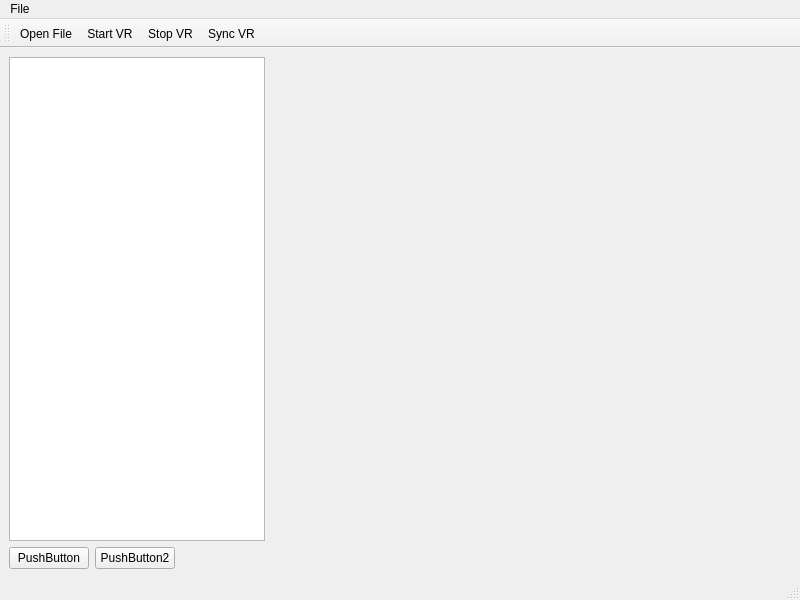
Old version of the form src/mainwindow.ui in the repository Joel-Ch/2023_GROUP_15.
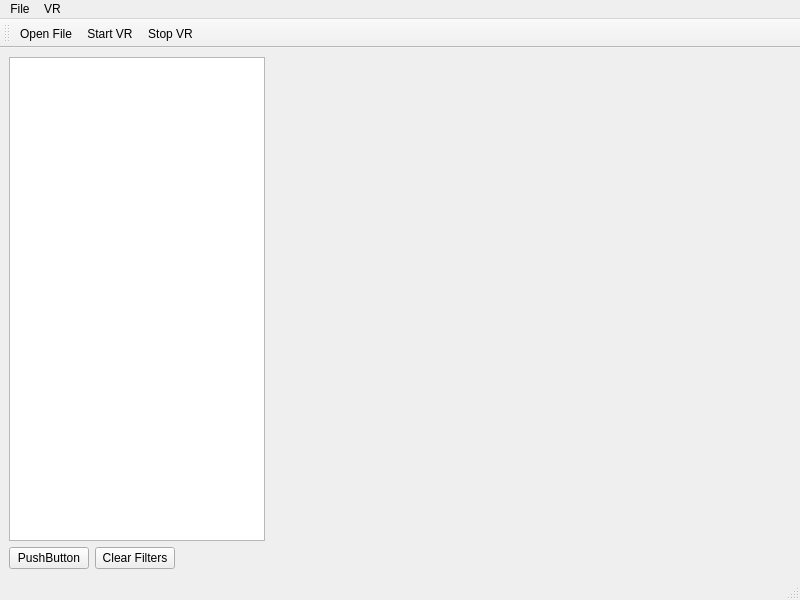
New version of the form. Icons and pictures are not drawn. Custom widgets are drawn as their Qt base class.

```diff
--- a/src/mainwindow.ui
+++ b/src/mainwindow.ui
@@ -54,7 +54,7 @@
       <item>
        <widget class="QPushButton" name="pushButton">
         <property name="text">
-         <string>PushButton2</string>
+         <string>Clear Filters</string>
         </property>
        </widget>
       </item>
@@ -91,7 +91,15 @@
     <addaction name="actionOpen_File"/>
     <addaction name="actionOpen_Folder"/>
    </widget>
+   <widget class="QMenu" name="menuVR">
+    <property name="title">
+     <string>VR</string>
+    </property>
+    <addaction name="actionStart_VR"/>
+    <addaction name="actionStop_VR"/>
+   </widget>
    <addaction name="menuFile"/>
+   <addaction name="menuVR"/>
   </widget>
   <widget class="QStatusBar" name="statusbar"/>
   <widget class="QToolBar" name="toolBar">
@@ -107,7 +115,6 @@
    <addaction name="actionOpen_File"/>
    <addaction name="actionStart_VR"/>
    <addaction name="actionStop_VR"/>
-   <addaction name="actionSync_VR"/>
   </widget>
   <action name="actionOpen_File">
    <property name="icon">
```
